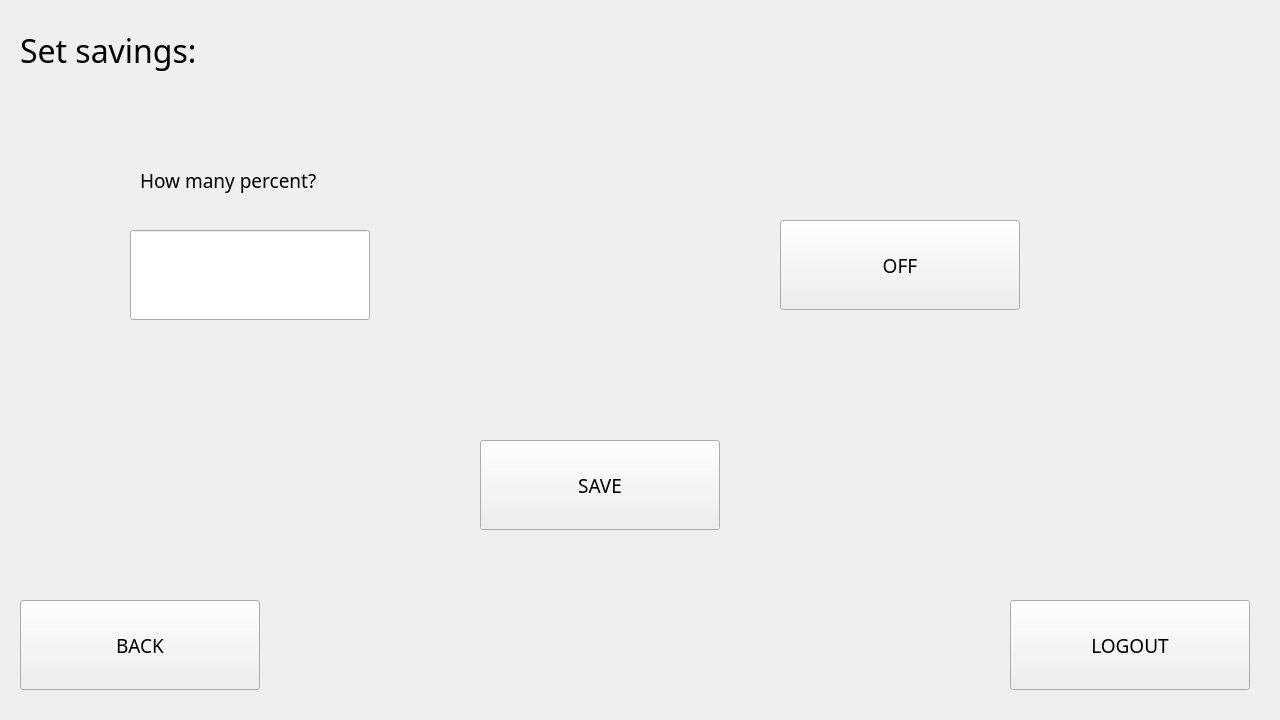
Before: the Qt Designer form frontend/savings.ui in 22kmo-project/group_2, drawn with Qt 5.
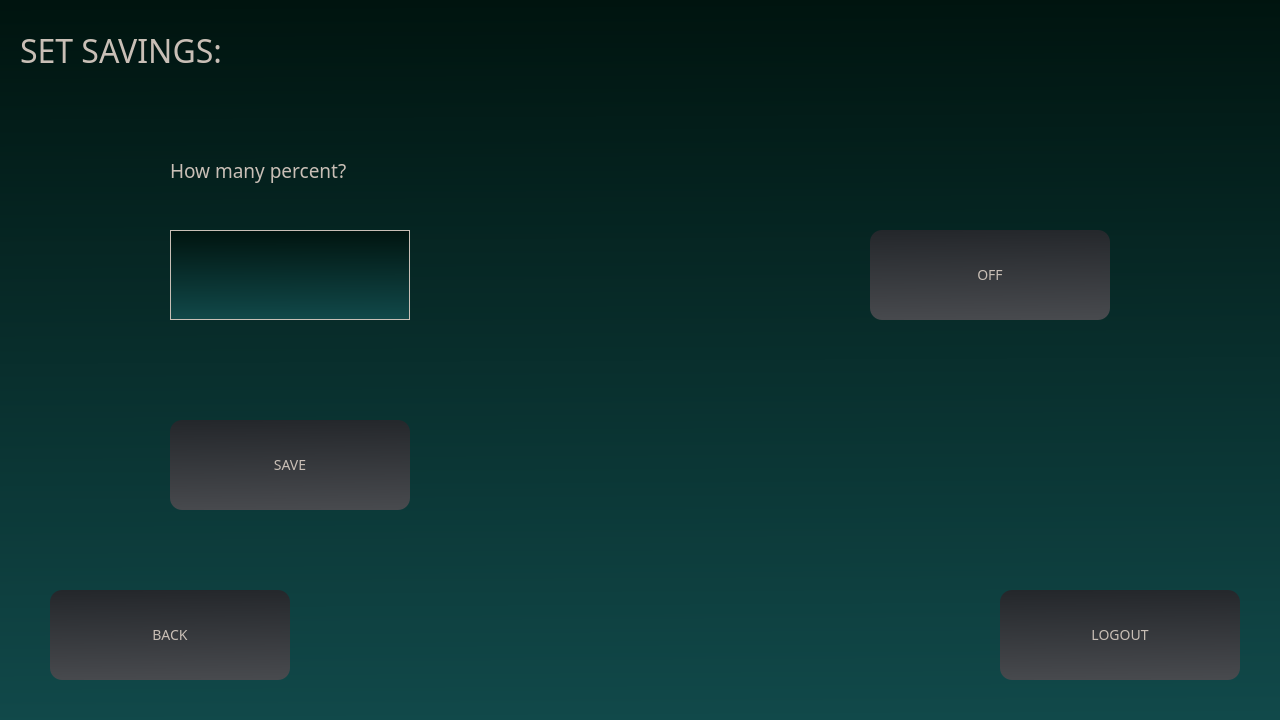
After: the same form once the commit is applied.

Commit message: savings ikkuna valmis!

Patch:
```diff
--- a/frontend/savings.ui
+++ b/frontend/savings.ui
@@ -13,6 +13,10 @@
   <property name="windowTitle">
    <string>Form</string>
   </property>
+  <property name="styleSheet">
+   <string notr="true"> background-color: qlineargradient(spread:pad, x1:0.46, y1:0, x2:0.472, y2:1, stop:0 rgba(0, 20, 15, 255), stop:1 rgba(17, 73, 74, 255));
+    color: #c9bfb6;</string>
+  </property>
   <widget class="QLabel" name="label">
    <property name="geometry">
     <rect>
@@ -28,15 +32,18 @@
      <pointsize>24</pointsize>
     </font>
    </property>
+   <property name="styleSheet">
+    <string notr="true"> background-color: transparent;</string>
+   </property>
    <property name="text">
-    <string>Set savings:</string>
+    <string>SET SAVINGS:</string>
    </property>
   </widget>
   <widget class="QLabel" name="label_2">
    <property name="geometry">
     <rect>
-     <x>140</x>
-     <y>150</y>
+     <x>170</x>
+     <y>140</y>
      <width>261</width>
      <height>61</height>
     </rect>
@@ -47,6 +54,9 @@
      <pointsize>14</pointsize>
     </font>
    </property>
+   <property name="styleSheet">
+    <string notr="true"> background-color: transparent;</string>
+   </property>
    <property name="text">
     <string>How many percent?</string>
    </property>
@@ -54,8 +64,8 @@
   <widget class="QPushButton" name="btn_savingsOff">
    <property name="geometry">
     <rect>
-     <x>780</x>
-     <y>220</y>
+     <x>870</x>
+     <y>230</y>
      <width>240</width>
      <height>90</height>
     </rect>
@@ -63,9 +73,16 @@
    <property name="font">
     <font>
      <family>Century Gothic</family>
-     <pointsize>14</pointsize>
+     <pointsize>-1</pointsize>
     </font>
    </property>
+   <property name="styleSheet">
+    <string notr="true"> background-color: qlineargradient(spread:pad, x1:0.494, y1:0, x2:0.517, y2:1, stop:0 rgba(36, 39, 43, 255), stop:1 rgba(72, 74, 78, 255));
+    border:0px solid black;
+    border-radius: 12px;
+    color: #c9bfb6;
+    font-size: 14px;</string>
+   </property>
    <property name="text">
     <string>OFF</string>
    </property>
@@ -73,8 +90,8 @@
   <widget class="QPushButton" name="btn_logout">
    <property name="geometry">
     <rect>
-     <x>1010</x>
-     <y>600</y>
+     <x>1000</x>
+     <y>590</y>
      <width>240</width>
      <height>90</height>
     </rect>
@@ -82,9 +99,16 @@
    <property name="font">
     <font>
      <family>Century Gothic</family>
-     <pointsize>14</pointsize>
+     <pointsize>-1</pointsize>
     </font>
    </property>
+   <property name="styleSheet">
+    <string notr="true"> background-color: qlineargradient(spread:pad, x1:0.494, y1:0, x2:0.517, y2:1, stop:0 rgba(36, 39, 43, 255), stop:1 rgba(72, 74, 78, 255));
+    border:0px solid black;
+    border-radius: 12px;
+    color: #c9bfb6;
+    font-size: 14px;</string>
+   </property>
    <property name="text">
     <string>LOGOUT</string>
    </property>
@@ -92,18 +116,23 @@
   <widget class="QLineEdit" name="lineEdit_savingsOn">
    <property name="geometry">
     <rect>
-     <x>130</x>
+     <x>170</x>
      <y>230</y>
      <width>240</width>
      <height>90</height>
     </rect>
    </property>
+   <property name="styleSheet">
+    <string notr="true"> border: 1px solid #c9bfb6;
+    padding: 8px;
+    color: #c9bfb6;</string>
+   </property>
   </widget>
   <widget class="QPushButton" name="btn_save_savings">
    <property name="geometry">
     <rect>
-     <x>480</x>
-     <y>440</y>
+     <x>170</x>
+     <y>420</y>
      <width>240</width>
      <height>90</height>
     </rect>
@@ -111,9 +140,16 @@
    <property name="font">
     <font>
      <family>Century Gothic</family>
-     <pointsize>14</pointsize>
+     <pointsize>-1</pointsize>
     </font>
    </property>
+   <property name="styleSheet">
+    <string notr="true"> background-color: qlineargradient(spread:pad, x1:0.494, y1:0, x2:0.517, y2:1, stop:0 rgba(36, 39, 43, 255), stop:1 rgba(72, 74, 78, 255));
+    border:0px solid black;
+    border-radius: 12px;
+    color: #c9bfb6;
+    font-size: 14px;</string>
+   </property>
    <property name="text">
     <string>SAVE</string>
    </property>
@@ -121,8 +157,8 @@
   <widget class="QPushButton" name="btn_Back">
    <property name="geometry">
     <rect>
-     <x>20</x>
-     <y>600</y>
+     <x>50</x>
+     <y>590</y>
      <width>240</width>
      <height>90</height>
     </rect>
@@ -130,9 +166,16 @@
    <property name="font">
     <font>
      <family>Century Gothic</family>
-     <pointsize>14</pointsize>
+     <pointsize>-1</pointsize>
     </font>
    </property>
+   <property name="styleSheet">
+    <string notr="true"> background-color: qlineargradient(spread:pad, x1:0.494, y1:0, x2:0.517, y2:1, stop:0 rgba(36, 39, 43, 255), stop:1 rgba(72, 74, 78, 255));
+    border:0px solid black;
+    border-radius: 12px;
+    color: #c9bfb6;
+    font-size: 14px;</string>
+   </property>
    <property name="text">
     <string>BACK</string>
    </property>
@@ -152,6 +195,9 @@
      <pointsize>10</pointsize>
     </font>
    </property>
+   <property name="styleSheet">
+    <string notr="true"> background-color: transparent;</string>
+   </property>
    <property name="text">
     <string/>
    </property>
@@ -159,9 +205,9 @@
   <widget class="QLabel" name="label_savingsresponse">
    <property name="geometry">
     <rect>
-     <x>60</x>
-     <y>360</y>
-     <width>391</width>
+     <x>70</x>
+     <y>350</y>
+     <width>481</width>
      <height>51</height>
     </rect>
    </property>
@@ -170,6 +216,31 @@
      <family>Century Gothic</family>
      <pointsize>10</pointsize>
     </font>
+   </property>
+   <property name="styleSheet">
+    <string notr="true"> background-color: transparent;</string>
+   </property>
+   <property name="text">
+    <string/>
+   </property>
+  </widget>
+  <widget class="QLabel" name="label_savingsOff">
+   <property name="geometry">
+    <rect>
+     <x>810</x>
+     <y>350</y>
+     <width>411</width>
+     <height>51</height>
+    </rect>
+   </property>
+   <property name="font">
+    <font>
+     <family>Century Gothic</family>
+     <pointsize>10</pointsize>
+    </font>
+   </property>
+   <property name="styleSheet">
+    <string notr="true"> background-color: transparent;</string>
    </property>
    <property name="text">
     <string/>
```
The commit also changes 2 other files.
